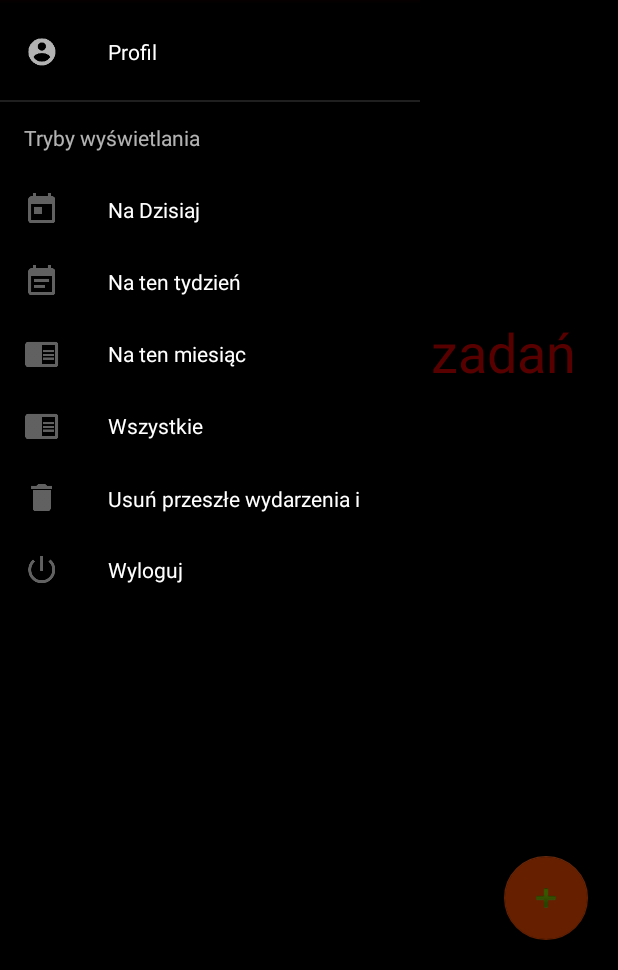
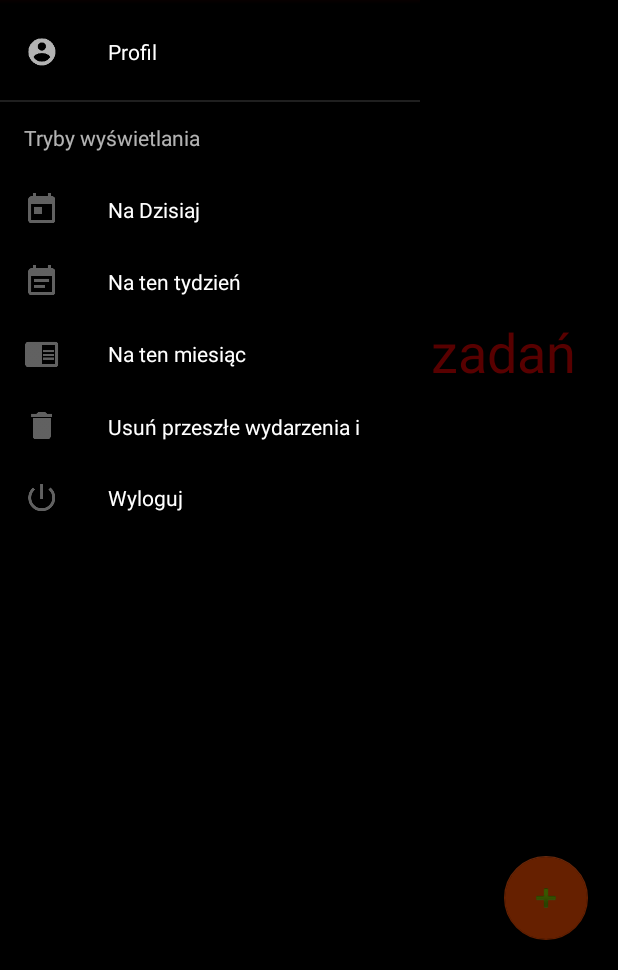
Before and after one commit to MatriX357/Sesame, an Android app: the SesameActivity screen opened directly, with no data from a screen before it, with the side drawer open, on a phone screen of 412 x 824 dp, the part 266-1236 px from its top. Run offline under Robolectric (Android 15) with nearby library versions, the phone set to English and light mode, and no system bars; network calls fail.

Commit message:
Ech, Ech, come on

```diff
--- a/app/src/main/java/com/mxmbro/sesame/LoginActivity.java
+++ b/app/src/main/java/com/mxmbro/sesame/LoginActivity.java
@@ -35,7 +35,6 @@ public class LoginActivity extends AppCompatActivity {
             } else if (!SesameApplication.user.getPassword().equals(password)) {
                 showToast("Niepoprawne hasło");
             } else {
-                showToast("Pomyślna zmiana hasła");
                 finish();
             }
         }catch (Exception ignore){
--- a/app/src/main/java/com/mxmbro/sesame/ProfileActivity.java
+++ b/app/src/main/java/com/mxmbro/sesame/ProfileActivity.java
@@ -117,6 +117,7 @@ public class ProfileActivity extends AppCompatActivity {
                     }else if (!newPassword.equals(repeatedNewPassword)) {
                         showToast("Źle powtórzone hasło");
                     }else {
+                        showToast("Pomyślna zmiana hasła");
                         SesameApplication.user.setPassword(newPassword);
                         SesameApplication.saveUser(SesameApplication.user);
                         dialog.dismiss();
--- a/app/src/main/java/com/mxmbro/sesame/SesameActivity.java
+++ b/app/src/main/java/com/mxmbro/sesame/SesameActivity.java
@@ -103,12 +103,6 @@ public class SesameActivity extends ListActivity implements NavigationView.OnNav
             case R.id.Month: {
                 app.viewTasks("month");
                 adapter = new TaskListAdapter(this, app.getViewTasks());
-                setListAdapter(adapter);
-                break;
-            }
-            case R.id.All: {
-                app.loadTasks();
-                adapter = new TaskListAdapter(this, app.getCurrentTasks());
                 setListAdapter(adapter);
                 break;
             }
--- a/app/src/main/res/menu/activity_sesame_drawer.xml
+++ b/app/src/main/res/menu/activity_sesame_drawer.xml
@@ -24,10 +24,6 @@
                 android:id="@+id/Month"
                 android:icon="@drawable/ic_action_chrome_reader_mode"
                 android:title="@string/for_Month" />
-            <item
-                android:id="@+id/All"
-                android:icon="@drawable/ic_action_chrome_reader_mode"
-                android:title="@string/All" />
         </menu>
     </item>
     <group android:checkableBehavior="single">
```
